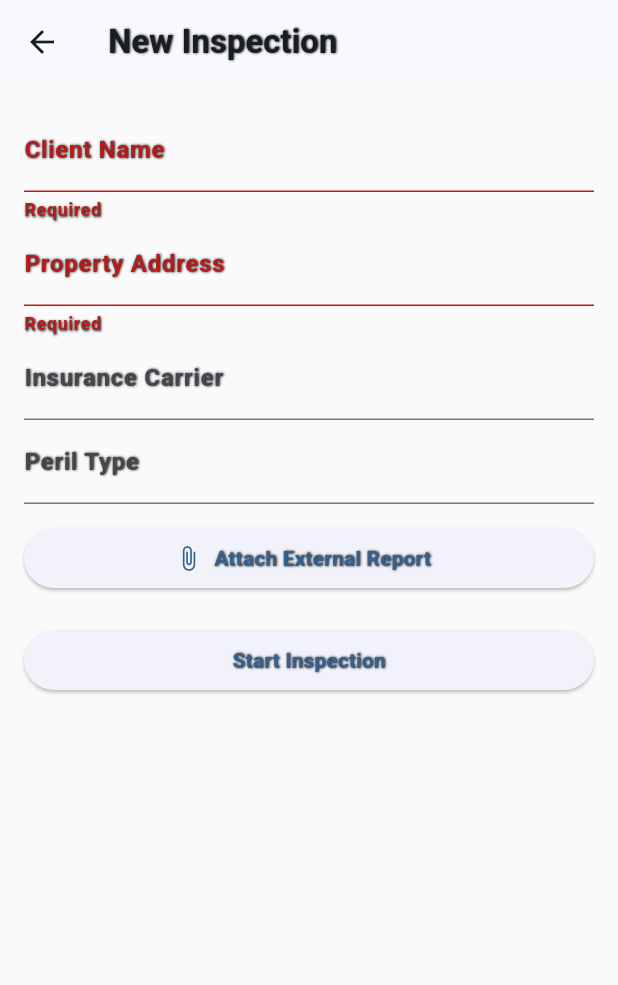
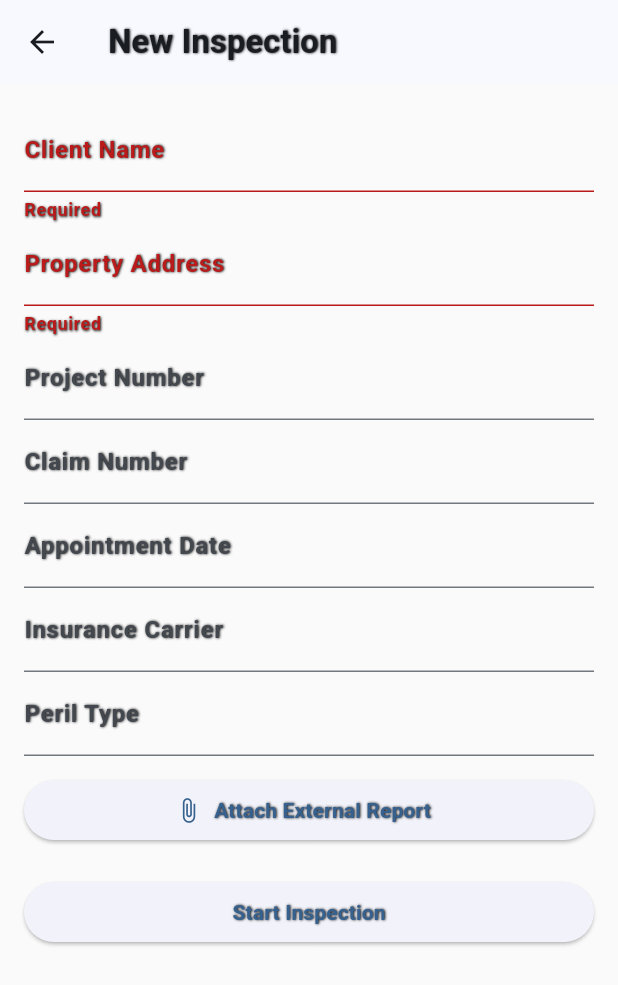
Before and after one commit to ClearSkyDev/clearsky_photo_reports, a Flutter app: the ProjectDetailsScreen screen opened by its route, after a tap on "Start Inspection", on a phone screen of 412 x 824 dp. Shown: the top 985 px of the screen. Run offline on Flutter 3.47's test engine with Material 3 defaults, Android fonts, the phone set to English and light mode, and no system bars; our stand-ins replace cached_network_image, cloud_firestore, connectivity_plus, file_picker, firebase_auth, firebase_core and 21 more; missing offline and left inert: dart:js_interop, ffmpeg_kit_flutter, flutter_email_sender, google_ml_kit, tutorial_coach_mark; accounts and stored records are empty; generated files the repository leaves out were written again; project files that could hold a hidden picture were left out.

Commit message:
Add appointment scheduling fields

```diff
--- a/lib/src/features/screens/project_details_screen.dart
+++ b/lib/src/features/screens/project_details_screen.dart
@@ -6,6 +6,7 @@ import 'package:firebase_auth/firebase_auth.dart';
 import 'package:file_picker/file_picker.dart';
 import 'package:firebase_storage/firebase_storage.dart';
 import 'package:path/path.dart' as p;
+import 'package:intl/intl.dart';
 
 /// Screen for entering basic inspection details before photo capture.
 class ProjectDetailsScreen extends StatefulWidget {
@@ -21,6 +22,11 @@ class _ProjectDetailsScreenState extends State<ProjectDetailsScreen> {
   final TextEditingController _addressController = TextEditingController();
   final TextEditingController _carrierController = TextEditingController();
   final TextEditingController _perilController = TextEditingController();
+  final TextEditingController _projectNumberController = TextEditingController();
+  final TextEditingController _claimNumberController = TextEditingController();
+  final TextEditingController _appointmentController = TextEditingController();
+
+  DateTime? _appointmentDate;
 
   final List<String> externalReportUrls = [];
 
@@ -55,6 +61,35 @@ class _ProjectDetailsScreenState extends State<ProjectDetailsScreen> {
     }
   }
 
+  Future<void> _pickAppointmentDate() async {
+    final date = await showDatePicker(
+      context: context,
+      initialDate: _appointmentDate ?? DateTime.now(),
+      firstDate: DateTime(2000),
+      lastDate: DateTime(2100),
+    );
+    if (date != null) {
+      final time = await showTimePicker(
+        context: context,
+        initialTime: TimeOfDay.fromDateTime(
+            _appointmentDate ?? DateTime.now()),
+      );
+      if (time != null) {
+        setState(() {
+          _appointmentDate = DateTime(
+            date.year,
+            date.month,
+            date.day,
+            time.hour,
+            time.minute,
+          );
+          _appointmentController.text =
+              DateFormat('yyyy-MM-dd h:mm a').format(_appointmentDate!);
+        });
+      }
+    }
+  }
+
   Future<void> _submitForm() async {
     if (!_formKey.currentState!.validate()) return;
 
@@ -75,6 +110,10 @@ class _ProjectDetailsScreenState extends State<ProjectDetailsScreen> {
         'address': _addressController.text,
         'carrier': _carrierController.text,
         'peril': _perilController.text,
+        'projectNumber': _projectNumberController.text,
+        'claimNumber': _claimNumberController.text,
+        if (_appointmentDate != null)
+          'appointmentDate': Timestamp.fromDate(_appointmentDate!),
         'createdAt': Timestamp.now(),
         'status': 'draft',
         'photos': [],
@@ -123,6 +162,25 @@ class _ProjectDetailsScreenState extends State<ProjectDetailsScreen> {
                 validator: (v) => v == null || v.isEmpty ? 'Required' : null,
               ),
               TextFormField(
+                controller: _projectNumberController,
+                decoration: const InputDecoration(labelText: 'Project Number'),
+              ),
+              TextFormField(
+                controller: _claimNumberController,
+                decoration: const InputDecoration(labelText: 'Claim Number'),
+              ),
+              GestureDetector(
+                onTap: _pickAppointmentDate,
+                child: AbsorbPointer(
+                  child: TextFormField(
+                    decoration:
+                        const InputDecoration(labelText: 'Appointment Date'),
+                    controller: _appointmentController,
+                    readOnly: true,
+                  ),
+                ),
+              ),
+              TextFormField(
                 controller: _carrierController,
                 decoration:
                     const InputDecoration(labelText: 'Insurance Carrier'),
@@ -163,4 +221,16 @@ class _ProjectDetailsScreenState extends State<ProjectDetailsScreen> {
       ),
     );
   }
+
+  @override
+  void dispose() {
+    _clientNameController.dispose();
+    _addressController.dispose();
+    _carrierController.dispose();
+    _perilController.dispose();
+    _projectNumberController.dispose();
+    _claimNumberController.dispose();
+    _appointmentController.dispose();
+    super.dispose();
+  }
 }
```
